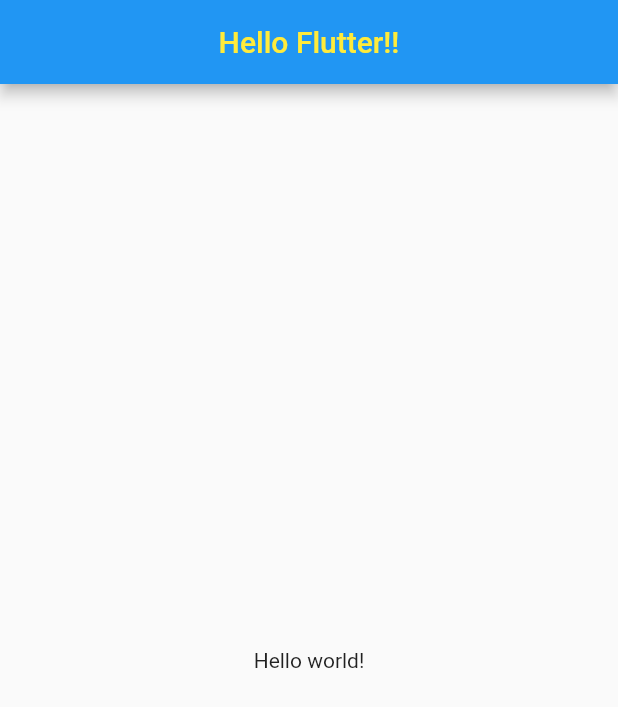
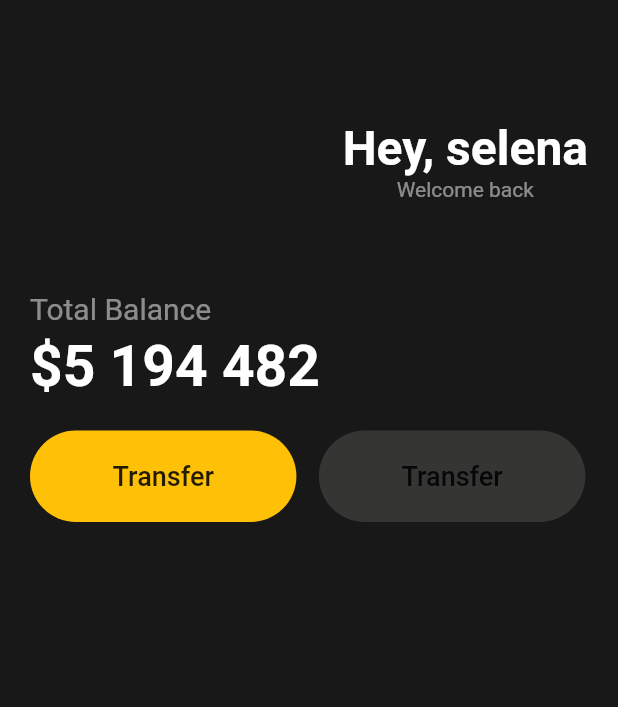
Before and after one commit to jongwon-kr/WebtoonProject, a Flutter app: the screen it shows after launch, on a phone screen of 412 x 824 dp. Shown: the top 707 px of the screen. Run offline on Flutter 3.47's test engine with Material 2 defaults, Android fonts, the light colour scheme and no system bars.

```diff
--- a/nomardproject/lib/main.dart
+++ b/nomardproject/lib/main.dart
@@ -6,19 +6,115 @@
 }
 
 class MyApp extends StatelessWidget {
+  const MyApp({super.key});
+
   @override
   Widget build(BuildContext context) {
     return MaterialApp(
       home: Scaffold(
-        appBar: AppBar(
-          backgroundColor: Colors.blue,
-          foregroundColor: Colors.yellow,
-          title: Center(
-            child: Text('Hello Flutter!!'),
+        backgroundColor: const Color(
+          0xFF181818,
+        ),
+        body: Padding(
+          padding: const EdgeInsets.symmetric(horizontal: 20),
+          child: Column(
+            crossAxisAlignment: CrossAxisAlignment.start,
+            children: [
+              const SizedBox(height: 80),
+              Row(
+                mainAxisAlignment: MainAxisAlignment.end,
+                children: [
+                  Column(
+                    children: [
+                      const Text(
+                        'Hey, selena',
+                        style: TextStyle(
+                          color: Colors.white,
+                          fontSize: 32,
+                          fontWeight: FontWeight.w600,
+                        ),
+                      ),
+                      Text(
+                        'Welcome back',
+                        style: TextStyle(
+                          color: Colors.white.withOpacity(0.5),
+                        ),
+                      ),
+                    ],
+                  )
+                ],
+              ),
+              const SizedBox(
+                height: 60,
+              ),
+              Text(
+                'Total Balance',
+                style: TextStyle(
+                  color: Colors.white.withOpacity(0.5),
+                  fontSize: 20,
+                ),
+              ),
+              const SizedBox(
+                height: 5,
+              ),
+              const Text(
+                '\$5 194 482',
+                style: TextStyle(
+                  fontSize: 38,
+                  fontWeight: FontWeight.w700,
+                  color: Colors.white,
+                ),
+              ),
+              const SizedBox(
+                height: 20,
+              ),
+              Row(
+                children: [
+                  Container(
+                    decoration: BoxDecoration(
+                      color: Colors.amber,
+                      borderRadius: BorderRadius.circular(45),
+                    ),
+                    child: const Padding(
+                      padding: EdgeInsets.symmetric(
+                        vertical: 20,
+                        horizontal: 55,
+                      ),
+                      child: Text(
+                        'Transfer',
+                        style: TextStyle(
+                          fontSize: 18,
+                          fontWeight: FontWeight.w500,
+                        ),
+                      ),
+                    ),
+                  ),
+                  const SizedBox(
+                    width: 15,
+                  ),
+                  Container(
+                    decoration: BoxDecoration(
+                      color: const Color.fromARGB(255, 53, 53, 52),
+                      borderRadius: BorderRadius.circular(45),
+                    ),
+                    child: const Padding(
+                      padding: EdgeInsets.symmetric(
+                        vertical: 20,
+                        horizontal: 55,
+                      ),
+                      child: Text(
+                        'Transfer',
+                        style: TextStyle(
+                          fontSize: 18,
+                          fontWeight: FontWeight.w500,
+                        ),
+                      ),
+                    ),
+                  )
+                ],
+              ),
+            ],
           ),
-        ),
-        body: Center(
-          child: Text('Hello world!'),
         ),
       ),
     );
```
